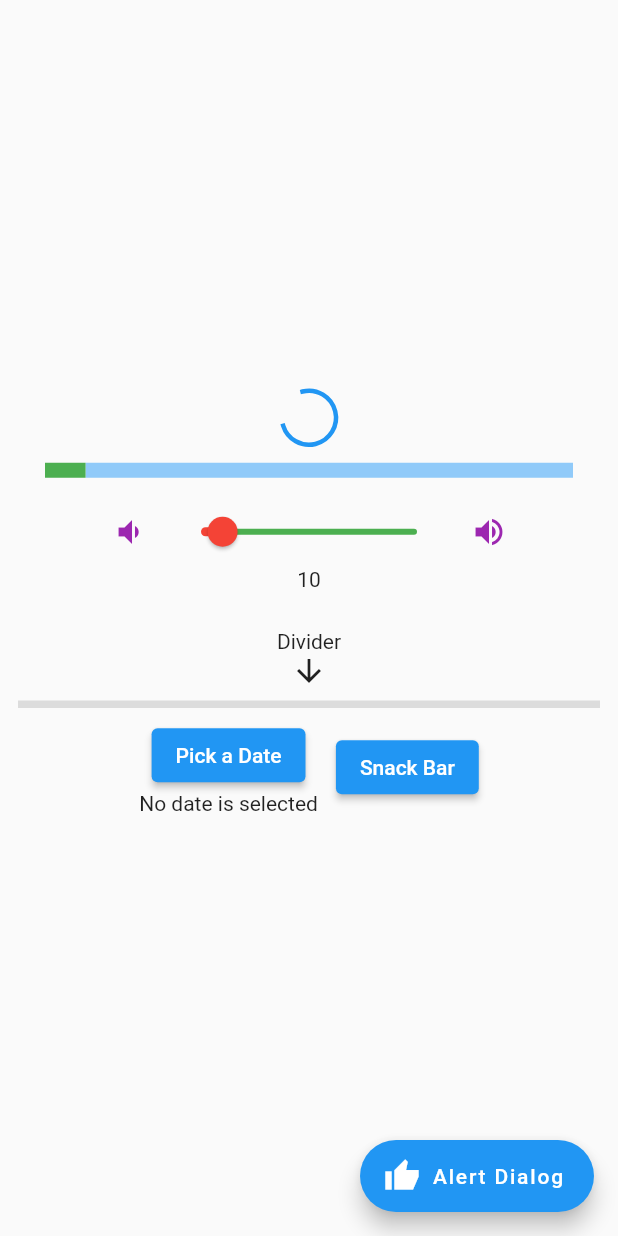
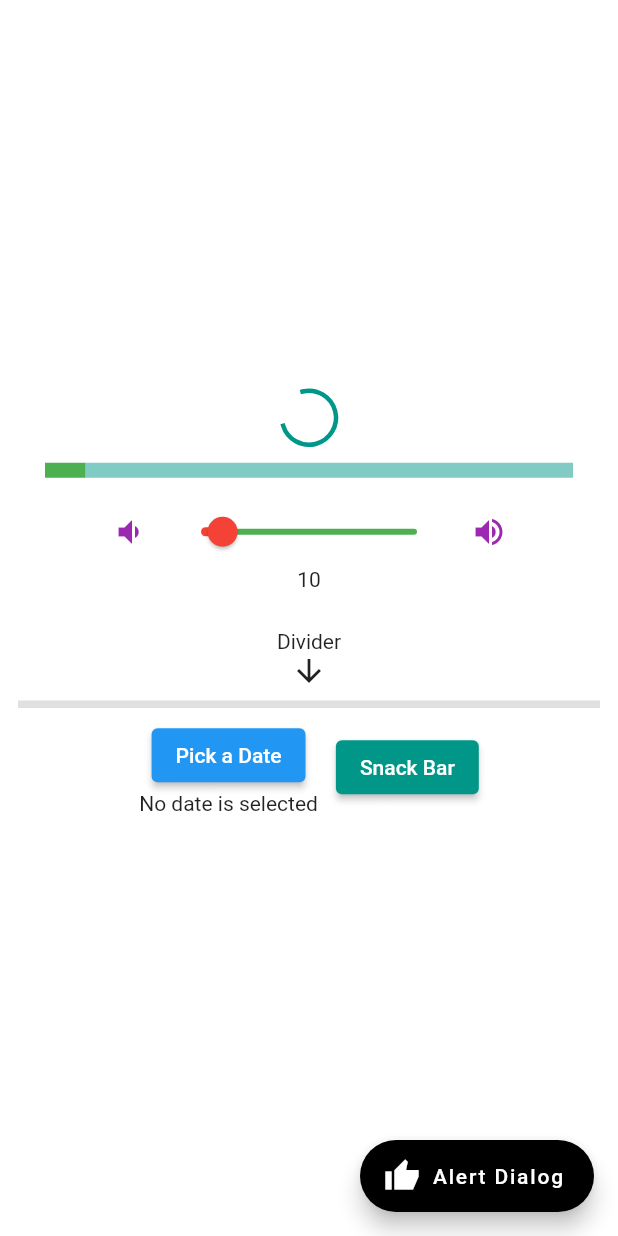
Before and after one commit to sakibcy/Flutter-Features, a Flutter app: the TabLive screen opened directly, on a phone screen of 412 x 824 dp. Run offline on Flutter 3.47's test engine with Material 2 defaults, Android fonts, the phone set to English and light mode, and no system bars.

Commit message:
- refactor some method and change Primary Swatch Color

```diff
--- a/lib/screens/tab_home/tab_home.dart
+++ b/lib/screens/tab_home/tab_home.dart
@@ -9,7 +9,7 @@
   @override
   Widget build(BuildContext context) {
     return Scrollbar(
-      isAlwaysShown: true,
+      isAlwaysShown: false,
       child: PageView(
         controller: PageController(initialPage: 0),
         scrollDirection: Axis.horizontal,
--- a/lib/screens/tab_home/tab_home_1st_page.dart
+++ b/lib/screens/tab_home/tab_home_1st_page.dart
@@ -11,6 +11,7 @@
         onPressed: () {},
         child: const Icon(Icons.add),
       ),
+      body: Center(child: Text('Flutter Features')),
       bottomNavigationBar: BottomAppBar(
         color: Colors.teal,
         shape: const CircularNotchedRectangle(),
--- a/lib/screens/tab_live.dart
+++ b/lib/screens/tab_live.dart
@@ -27,15 +27,95 @@
           ),
           const SizedBox(height: 12),
           // TODO: CircularProgressIndicator animation
+          volumeRow(),
+          Text('${_currentSliderValue.round()}'),
+          const SizedBox(height: 25),
+          Column(
+            children: const [
+              Text('Divider'),
+              Icon(Icons.arrow_downward),
+            ],
+          ),
+          const Divider(
+            height: 20,
+            thickness: 5,
+            indent: 12,
+            endIndent: 12,
+          ),
           Row(
+            mainAxisAlignment: MainAxisAlignment.center,
+            children: [
+              datePicker(context),
+              const SizedBox(width: 12),
+              Column(children: [showSnackBar(context)]),
+            ],
+          ),
+
+          const SizedBox(height: 20),
+          // TODO: SimpleDialog widget
+          // TODO: ExpansionPanel widget
+          // TODO: TextField widget
+        ],
+      )),
+      floatingActionButton: buildFloatingActionButton(context),
+    );
+  }
+
+  Column datePicker(BuildContext context) {
+    return Column(
+      children: [
+        Theme(
+          data: ThemeData(primarySwatch: Colors.blue),
+          child: ElevatedButton(
+            child: const Text('Pick a Date'),
+            onPressed: () {
+              _selectDate(context).then((date) {
+                setState(() {
+                  _dateTime = date!;
+                });
+              });
+            },
+          ),
+        ),
+        Text(_dateTime == null
+            ? 'No date is selected'
+            : (DateTime.parse(_dateTime.toString())).toString()),
+      ],
+    );
+  }
+
+  ElevatedButton showSnackBar(BuildContext context) {
+    return ElevatedButton(
+        onPressed: () {
+          ScaffoldMessenger.of(context).showSnackBar(
+            SnackBar(
+              content: const Text('Showing snackBar'),
+              duration: const Duration(seconds: 3),
+              width: 280.0,
+              padding: const EdgeInsets.symmetric(horizontal: 8.0),
+              behavior: SnackBarBehavior.floating,
+              shape: RoundedRectangleBorder(
+                  borderRadius: BorderRadius.circular(10.0)),
+              action: SnackBarAction(
+                label: 'Action',
+                onPressed: () {},
+              ),
+            ),
+          );
+        },
+        child: const Text('Snack Bar'));
+  }
+
+  Row volumeRow() {
+    return Row(
       mainAxisSize: MainAxisSize.min,
       mainAxisAlignment: MainAxisAlignment.center,
       crossAxisAlignment: CrossAxisAlignment.center,
       children: [
         IconButton(
             onPressed: () {},
-                  tooltip: 'Volumn down',
-                  icon: Icon(Icons.volume_down),
+            tooltip: 'Volume down',
+            icon: const Icon(Icons.volume_down),
             color: Colors.purple),
         Slider(
           value: _currentSliderValue,
@@ -66,78 +146,11 @@
           onPressed: () {},
         )
       ],
-          ),
-          Text('${_currentSliderValue.round()}'),
-          const SizedBox(height: 25),
-          Column(
-            children: const [
-              Text('Divider'),
-              Icon(Icons.arrow_downward),
-            ],
-          ),
-          const Divider(
-            height: 20,
-            thickness: 5,
-            indent: 12,
-            endIndent: 12,
-          ),
-          Row(
-            mainAxisAlignment: MainAxisAlignment.center,
-            children: [
-              Column(
-                children: [
-                  ElevatedButton(
-                    child: const Text('Pick a Date'),
-                    onPressed: () {
-                      showDatePicker(
-                        context: context,
-                        initialDate: DateTime.now(),
-                        firstDate: DateTime(2021),
-                        lastDate: DateTime(2025),
-                      ).then((date) {
-                        setState(() {
-                          _dateTime = date!;
-                        });
-                      });
-                    },
-                  ),
-                  Text(_dateTime == null
-                      ? 'No date is selected'
-                      : (DateTime.parse(_dateTime.toString())).toString()),
-                ],
-              ),
-              const SizedBox(width: 12),
-              Column(children: [
-                ElevatedButton(
-                    onPressed: () {
-                      ScaffoldMessenger.of(context).showSnackBar(
-                        SnackBar(
-                          content: const Text('Showing snackBar'),
-                          duration: const Duration(seconds: 3),
-                          width: 280.0,
-                          padding: const EdgeInsets.symmetric(horizontal: 8.0),
-                          behavior: SnackBarBehavior.floating,
-                          shape: RoundedRectangleBorder(
-                              borderRadius: BorderRadius.circular(10.0)),
-                          action: SnackBarAction(
-                            label: 'Action',
-                            onPressed: () {},
-                          ),
-                        ),
     );
-                    },
-                    child: const Text('Snack Bar'))
-              ]),
-            ],
-          ),
+  }
 
-          const SizedBox(height: 20),
-          // TODO: SimpleDialog widget
-          // TODO: ExpansionPanel widget
-          // TODO: TextField widget
-        ],
-      )),
-      floatingActionButton: FloatingActionButton.extended(
+  FloatingActionButton buildFloatingActionButton(BuildContext context) {
+    return FloatingActionButton.extended(
       onPressed: () => showDialog(
           context: context,
           builder: (BuildContext context) => AlertDialog(
@@ -155,7 +168,24 @@
               )),
       label: const Text('Alert Dialog'),
       icon: const Icon(Icons.thumb_up_alt_sharp),
-      ),
     );
   }
+
+  Future<DateTime?> _selectDate(BuildContext context) async {
+    DateTime selectedDate = DateTime.now();
+
+    final DateTime? piked = await showDatePicker(
+      context: context,
+      initialDate: selectedDate,
+      firstDate: DateTime(2021),
+      lastDate: DateTime(2025),
+    );
+
+    if (piked != null && piked != selectedDate) {
+      setState(() {
+        selectedDate = piked;
+      });
     }
+    return selectedDate;
+  }
+}
```
Also changed, not shown: lib/main.dart (+22 -7 lines). Lines whose indentation alone changed are shown as unchanged.
